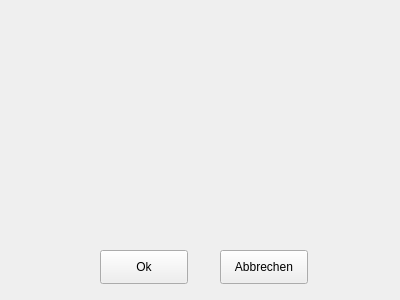
The window that BattleIsle/optionswidget.ui (BenjaminBerkei/Swt-Praktikum) describes before a commit, drawn with Qt 5.
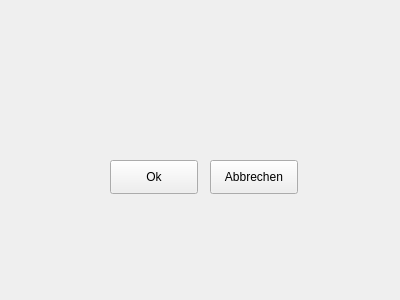
The same window after the commit.

What changed in the file:
```diff
--- a/BattleIsle/optionswidget.ui
+++ b/BattleIsle/optionswidget.ui
@@ -16,8 +16,8 @@
   <widget class="QPushButton" name="qbutton_apply">
    <property name="geometry">
     <rect>
-     <x>100</x>
-     <y>250</y>
+     <x>110</x>
+     <y>160</y>
      <width>88</width>
      <height>34</height>
     </rect>
@@ -29,8 +29,8 @@
   <widget class="QPushButton" name="qbutton_cancel">
    <property name="geometry">
     <rect>
-     <x>220</x>
-     <y>250</y>
+     <x>210</x>
+     <y>160</y>
      <width>88</width>
      <height>34</height>
     </rect>
```
